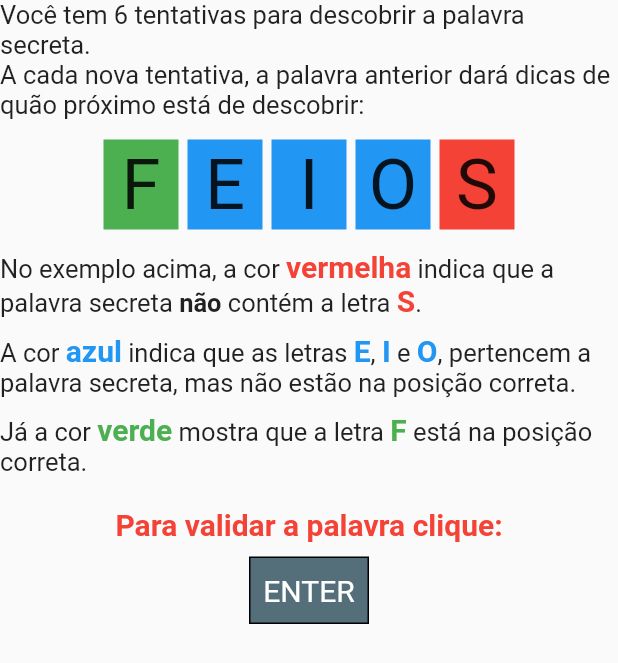
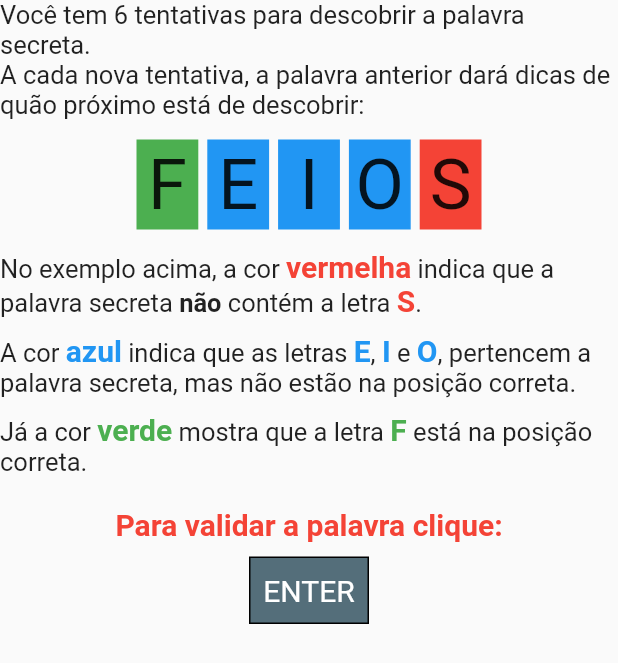
Before and after one commit to cbonatti/Bonattermo, a Flutter app: the HowToPlay widget shown alone on an empty page, opened directly, on a phone screen of 412 x 824 dp. Shown: the top 663 px of the screen. Run offline on Flutter 3.47's test engine with Material 2 defaults, Android fonts, the phone set to English and light mode, and no system bars; our stand-ins replace shared_preferences; accounts and stored records are empty; project files that could hold a hidden picture were left out.

Commit message:
updated gif and readme

```diff
--- a/Bonattermo/lib/howToPlay.dart
+++ b/Bonattermo/lib/howToPlay.dart
@@ -28,7 +28,7 @@ class HowToPlay extends StatelessWidget {
     Widget _wordBox(String letter, Color color) {
       return Container(
         height: 60.0,
-        width: 50.0,
+        width: MediaQuery.of(context).size.width / 10,
         margin: const EdgeInsets.all(3.0),
         decoration:
             BoxDecoration(border: Border.all(color: color), color: color),
```
Also changed, not shown: Bonattermo/assets/bonaTTermo.gif, 1 other file.
